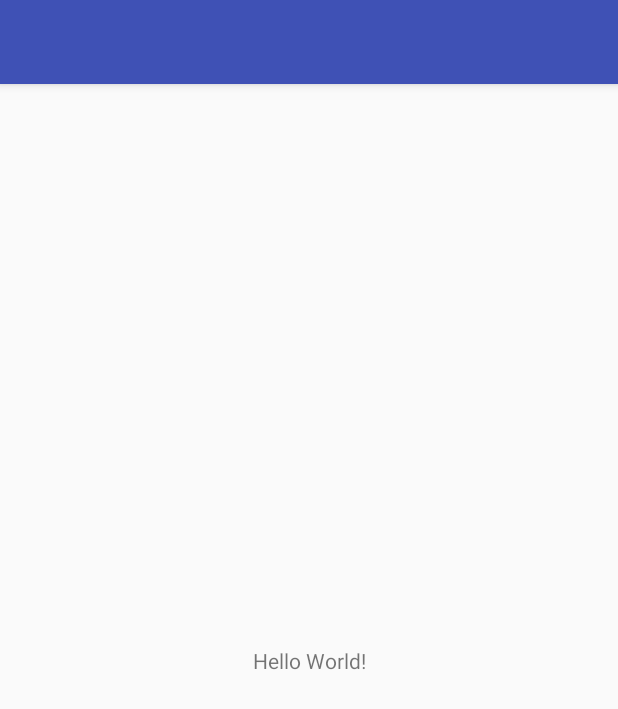
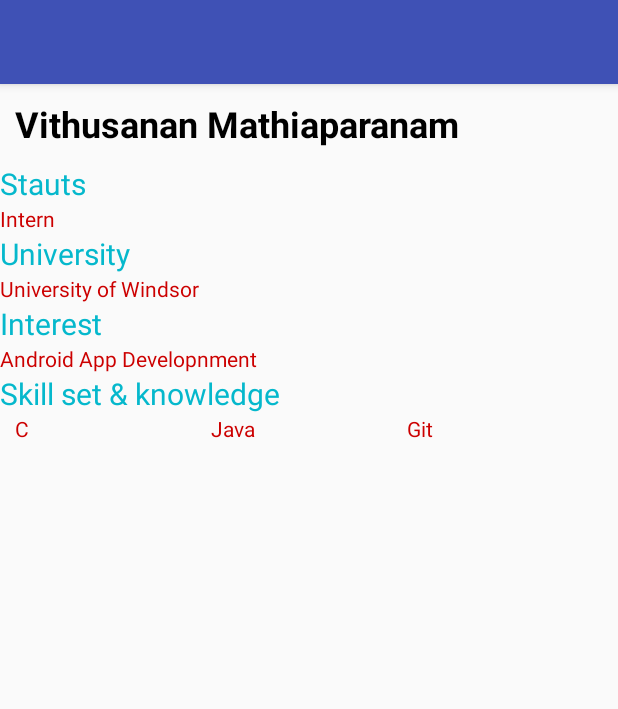
Before and after one commit to vithumathi/Android-Applications, an Android app: the screen it shows after launch (MainActivity), on a phone screen of 412 x 824 dp. Shown: the top 709 px of the screen. Run offline under Robolectric (Android 15) with nearby library versions, the light colour scheme and no system bars.

Commit message:
Added MyCard TextView content

```diff
--- a/MyCard/app/src/main/res/layout/activity_main.xml
+++ b/MyCard/app/src/main/res/layout/activity_main.xml
@@ -1,18 +1,95 @@
 <?xml version="1.0" encoding="utf-8"?>
-<android.support.constraint.ConstraintLayout xmlns:android="http://schemas.android.com/apk/res/android"
+<LinearLayout xmlns:android="http://schemas.android.com/apk/res/android"
     xmlns:app="http://schemas.android.com/apk/res-auto"
     xmlns:tools="http://schemas.android.com/tools"
     android:layout_width="match_parent"
     android:layout_height="match_parent"
+    android:orientation="vertical"
     tools:context="com.mathiap.mycard.MainActivity">
 
     <TextView
-        android:layout_width="wrap_content"
+        android:layout_width="match_parent"
         android:layout_height="wrap_content"
-        android:text="Hello World!"
-        app:layout_constraintBottom_toBottomOf="parent"
-        app:layout_constraintLeft_toLeftOf="parent"
-        app:layout_constraintRight_toRightOf="parent"
-        app:layout_constraintTop_toTopOf="parent" />
+        android:text="Vithusanan Mathiaparanam"
+        android:textStyle="bold"
+        android:textSize="24sp"
+        android:padding="10dp"
+        android:textColor="@android:color/black"/>
 
-</android.support.constraint.ConstraintLayout>
+    <TextView
+        android:layout_width="match_parent"
+        android:layout_height="wrap_content"
+        android:text="Stauts"
+        android:textSize="20sp"
+        android:textColor="#05B8CC"/>
+
+    <TextView
+        android:layout_width="match_parent"
+        android:layout_height="wrap_content"
+        android:text="Intern"
+        android:textColor="@android:color/holo_red_dark"/>
+
+    <TextView
+        android:layout_width="match_parent"
+        android:layout_height="wrap_content"
+        android:text="University"
+        android:textSize="20sp"
+        android:textColor="#05B8CC"/>
+
+    <TextView
+        android:layout_width="match_parent"
+        android:layout_height="wrap_content"
+        android:text="University of Windsor"
+        android:textColor="@android:color/holo_red_dark"/>
+
+    <TextView
+        android:layout_width="match_parent"
+        android:layout_height="wrap_content"
+        android:text="Interest"
+        android:textSize="20sp"
+        android:textColor="#05B8CC"/>
+
+    <TextView
+        android:layout_width="match_parent"
+        android:layout_height="wrap_content"
+        android:text="Android App Developnment"
+        android:textColor="@android:color/holo_red_dark"/>
+
+    <TextView
+        android:layout_width="match_parent"
+        android:layout_height="wrap_content"
+        android:text="Skill set &amp; knowledge"
+        android:textSize="20sp"
+        android:textColor="#05B8CC"/>
+
+    <LinearLayout
+        android:layout_width="match_parent"
+        android:layout_height="wrap_content"
+        android:orientation="horizontal"
+        android:paddingLeft="10dp"
+        android:paddingRight="10dp">
+        <TextView
+            android:layout_width="0dp"
+            android:layout_weight="1"
+            android:layout_height="wrap_content"
+            android:text="C"
+            android:textColor="@android:color/holo_red_dark"/>
+
+        <TextView
+            android:layout_width="0dp"
+            android:layout_weight="1"
+            android:layout_height="wrap_content"
+            android:text="Java"
+            android:textColor="@android:color/holo_red_dark"/>
+
+        <TextView
+            android:layout_width="0dp"
+            android:layout_weight="1"
+            android:layout_height="wrap_content"
+            android:text="Git"
+            android:textColor="@android:color/holo_red_dark"/>
+    </LinearLayout>
+
+
+
+</LinearLayout>
```
